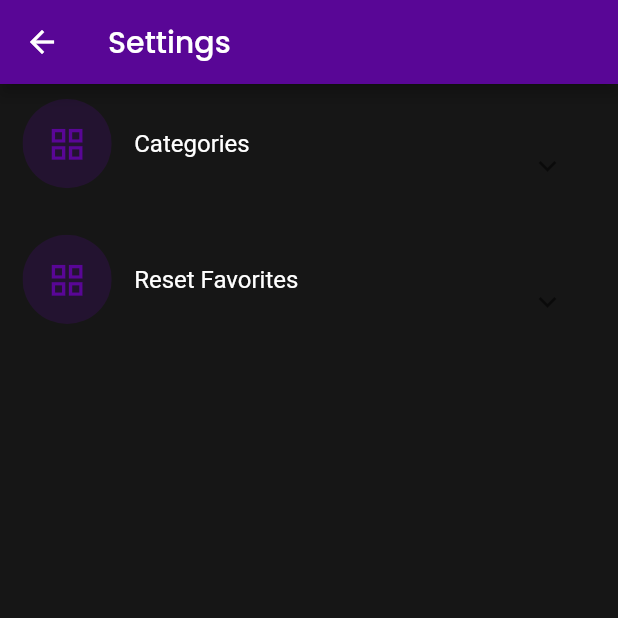
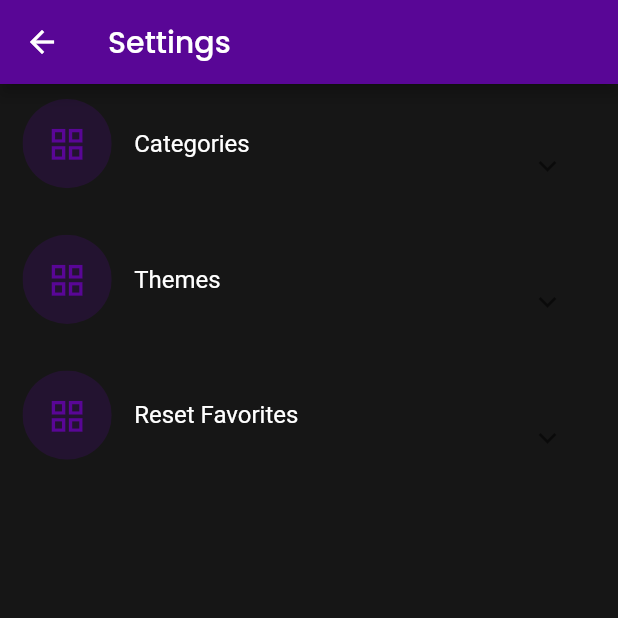
Before and after one commit to anasfik/public-apis-mobile-client, a Flutter app: the screen it shows after launch, after a tap on the "settings" icon, on a phone screen of 412 x 824 dp, the top half of it. Run offline on Flutter 3.47's test engine with Material 2 defaults, Android fonts, the light colour scheme and no system bars; our stand-ins replace auto_size_text, get, google_fonts, hive, hive_flutter; accounts and stored records are empty; network calls fail.

Commit message:
[ Add, Edit, Refactor ] added the change color theme of the app based on color with save it locally, editted the theme value by retrun function for the non repeat, refactored, commented some code for organisation

```diff
--- a/lib/app/modules/home/bindings/settings_binding.dart
+++ b/lib/app/modules/home/bindings/settings_binding.dart
@@ -2,7 +2,8 @@ import 'package:get/get.dart';
 
 import '../controllers/settings_controllers/settings_controller.dart';
 import '../controllers/settings_controllers/sub_settings/category_box__setting_controller.dart';
-import '../controllers/settings_controllers/sub_settings/reset_favorites_setting.dart';
+import '../controllers/settings_controllers/sub_settings/reset_favorites_setting_controller.dart';
+import '../controllers/settings_controllers/sub_settings/themes_buttons_setting_controller.dart';
 
 class SettingsBinding implements Bindings {
   @override
@@ -10,9 +11,16 @@ class SettingsBinding implements Bindings {
     Get.put<SettingsController>(
       SettingsController(),
     );
-    Get.lazyPut<ToggleCategoriesController>(() => ToggleCategoriesController());
-    Get.lazyPut<ResetFavoritesController>(() => ResetFavoritesController(
-          context: Get.overlayContext,
-        ));
+    Get.lazyPut<ToggleCategoriesController>(
+      () => ToggleCategoriesController(),
+    );
+    Get.lazyPut<ResetFavoritesController>(
+      () => ResetFavoritesController(
+        context: Get.overlayContext,
+      ),
+    );
+    Get.lazyPut<ThemesButtonsSettingController>(
+      () => ThemesButtonsSettingController(),
+    );
   }
 }
--- a/lib/app/modules/home/controllers/settings_controllers/settings_controller.dart
+++ b/lib/app/modules/home/controllers/settings_controllers/settings_controller.dart
@@ -1,11 +1,11 @@
 import 'package:flutter/material.dart';
 import 'package:get/get.dart';
 import 'package:public_apis_desktop_client/app/data/models/setting_option_model.dart';
-import 'package:public_apis_desktop_client/app/modules/home/views/widgets/nil.dart';
 
 import '../../../../utils/text_helper_methods.dart';
+import '../../views/settings_view/widgets/settings_widgets/themes_buttons_view.dart';
 import '../../views/settings_view/widgets/settings_widgets/toggle_categories_view.dart';
-import 'sub_settings/reset_favorites_setting.dart';
+import 'sub_settings/reset_favorites_setting_controller.dart';
 
 class SettingsController extends GetxController {
   SettingsController() {
@@ -15,6 +15,13 @@ class SettingsController extends GetxController {
         icon: Icons.grid_view,
         optionFunction: () {},
         settingsWidget: ToggleCategoriesView(),
+      ),
+      SettingOptionModel(
+        title: TextHelperMethods.firstLettersToCapital("Themes"),
+        icon: Icons.grid_view,
+        optionFunction: () {
+        },
+        settingsWidget: ThemesButtons(),
       ),
       SettingOptionModel(
         title: TextHelperMethods.firstLettersToCapital("reset favorites"),
--- /dev/null
+++ b/lib/app/modules/home/controllers/settings_controllers/sub_settings/themes_buttons_setting_controller.dart
@@ -0,0 +1,55 @@
+import 'package:flutter/material.dart';
+import 'package:flutter/painting.dart';
+import 'package:get/get.dart';
+import 'package:hive/hive.dart';
+
+import '../../../../../utils/colors/colors.dart';
+import '../../../../../utils/themes.dart';
+
+class ThemesButtonsSettingController extends GetxController {
+  // locals box
+  Box localsBox = Hive.box("locals");
+
+  // the list of bool
+  late List<bool> themesViewBool;
+  late List<Color> colors;
+  @override
+  void onInit() {
+    // init the categoriesViewBool list
+    themesViewBool = localsBox.get("themesViewBool") ??
+        [
+          true,
+          false,
+          false,
+          false,
+        ];
+    colors = [
+      AppColors.purple,
+      AppColors.brown,
+      AppColors.green,
+      AppColors.orange,
+    ];
+    super.onInit();
+  }
+
+  // change theme method
+  void chooseTheme({
+    required Color color,
+    required int index,
+  }) {
+    // fill bool list with false
+    themesViewBool.fillRange(0, themesViewBool.length, false);
+
+    // change the true value
+    themesViewBool[index] = true;
+
+    // and the main change theme
+    Get.changeTheme(AppThemes.themeDataBasedOnColor(color));
+
+    // then save the bool list
+    localsBox.put("themesViewBool", themesViewBool);
+
+    // and save that color
+    localsBox.put("lastSavedThemeColorValue", color.value);
+  }
+}
--- a/lib/app/modules/home/views/categories_view/home_categories_view.dart
+++ b/lib/app/modules/home/views/categories_view/home_categories_view.dart
@@ -18,6 +18,11 @@ class HomeCategoriesPage extends GetView<HomeController> {
         if (focusNode.hasListeners && focusNode.hasPrimaryFocus) {
           focusNode.dispose();
         }
+      },
+      child: GestureDetector(
+        onTap: () {
+          Color color = Color(0xff1181810);
+
         },
         child: Scaffold(
           body: CustomScrollView(
@@ -51,6 +56,7 @@ class HomeCategoriesPage extends GetView<HomeController> {
             ],
           ),
         ),
+      ),
     );
   }
 }
--- a/lib/app/modules/home/views/categories_view/widgets/bookmark_page_icon.dart
+++ b/lib/app/modules/home/views/categories_view/widgets/bookmark_page_icon.dart
@@ -26,18 +26,17 @@ class BookmarkPageIcon extends GetView<HomeController> {
           child: Stack(
             alignment: Alignment.center,
             children: [
-              Obx(
-                () => Positioned(
-                  child: Container(
-                    width: 15,
-                    height: 15,
-                    decoration: BoxDecoration(
-                      color: controller.badgeBackgroundColor.value,
-                      borderRadius: BorderRadius.circular(50),
-                    ),
+              Positioned(
+                  child: Obx(
+                () => Container(
+                  width: 15,
+                  height: 15,
+                  decoration: BoxDecoration(
+                    color: controller.badgeBackgroundColor.value,
+                    borderRadius: BorderRadius.circular(50),
                   ),
                 ),
-              ),
+              )),
               Center(
                 child: Text(
                   Hive.box("favorites").values.toList().length.toString(),
--- a/lib/app/modules/home/views/categories_view/widgets/sliver_app_bar.dart
+++ b/lib/app/modules/home/views/categories_view/widgets/sliver_app_bar.dart
@@ -2,11 +2,9 @@ import 'package:flutter/material.dart';
 import 'package:get/get.dart';
 import 'package:public_apis_desktop_client/app/modules/home/views/categories_view/widgets/settings_page_icon.dart';
 
-import '../../../../../utils/colors/colors.dart';
 import '../../../../../utils/text_helper_methods.dart';
 import '../../../controllers/home_controller.dart';
 import 'bookmark_page_icon.dart';
-import "dart:convert";
 
 class CustomSliverAppBar extends GetView<HomeController> {
   const CustomSliverAppBar({
@@ -17,7 +15,7 @@ class CustomSliverAppBar extends GetView<HomeController> {
   Widget build(BuildContext context) {
     return SliverAppBar(
       pinned: true,
-      backgroundColor: AppColors.purple,
+      backgroundColor: Theme.of(context).primaryColor,
       automaticallyImplyLeading: true,
       expandedHeight: controller.expandedHeight.toDouble(),
       actions: const <Widget>[
--- /dev/null
+++ b/lib/app/modules/home/views/settings_view/widgets/settings_widgets/themes_buttons_view.dart
@@ -0,0 +1,70 @@
+import 'package:flutter/material.dart';
+import 'package:get/get.dart';
+import 'package:public_apis_desktop_client/app/modules/home/controllers/settings_controllers/sub_settings/themes_buttons_setting_controller.dart';
+
+import '../../../../../../utils/colors/colors.dart';
+
+class ThemesButtons extends GetView<ThemesButtonsSettingController> {
+  const ThemesButtons({
+    Key? key,
+  }) : super(key: key);
+
+
+  @override
+  Widget build(BuildContext context) {
+    // notice when icons, bool list have different length
+    assert(controller.colors.length == controller.themesViewBool.length,
+        "the defined boolean list length should match the colors list length");
+
+    // one element should be true
+    assert(controller.themesViewBool.any((element) => element == true) == true,
+        "it should be at least one true value in the boolean list");
+    return GetBuilder<ThemesButtonsSettingController>(
+      builder: ((controller) => Container(
+            clipBehavior: Clip.hardEdge,
+            decoration: BoxDecoration(
+              borderRadius: BorderRadius.circular(10),
+            ),
+            width: MediaQuery.of(context).size.width * 0.6,
+            child: Row(
+              children: <Widget>[
+                ...List.generate(
+                  controller.colors.length,
+                  (index) => Expanded(
+                    child: GestureDetector(
+                      onTap: () {
+                        controller.chooseTheme(
+                          color: controller.colors[index],
+                          index: index,
+                        );
+                      },
+                      child: AnimatedContainer(
+                        duration: const Duration(milliseconds: 100),
+                        curve: Curves.easeInOutQuad,
+                        color: Theme.of(context).primaryColor.withOpacity(
+                              controller.themesViewBool[index] ? 1 : 0.5,
+                            ),
+                        child: Center(
+                          child: Padding(
+                            padding: const EdgeInsets.symmetric(vertical: 10),
+                            child: Center(
+                              child: ClipOval(
+                                child: Container(
+                                  width: 20,
+                                  height: 20,
+                                  color: controller.colors[index],
+                                ),
+                              ),
+                            ),
+                          ),
+                        ),
+                      ),
+                    ),
+                  ),
+                ),
+              ],
+            ),
+          )),
+    );
+  }
+}
--- a/lib/app/utils/colors/colors.dart
+++ b/lib/app/utils/colors/colors.dart
@@ -2,4 +2,7 @@ import 'Colors_helper.dart';
 
 class AppColors {
   static final purple = hex("#590696");
+  static final green = hex("#007d00");
+  static final orange = hex("#7d0000");
+  static final brown = hex("#7d3200");
 }
--- a/lib/app/utils/themes.dart
+++ b/lib/app/utils/themes.dart
@@ -1,13 +1,29 @@
 import 'package:flutter/material.dart';
 import 'package:google_fonts/google_fonts.dart';
+import 'package:hive/hive.dart';
 
 import 'colors/Colors_helper.dart';
 import 'colors/colors.dart';
 
 class AppThemes {
-  static ThemeData? lightTheme = ThemeData.light().copyWith(
+  // Get the locals box
+  static Box localsBox = Hive.box("locals");
+
+  // Get the lastSaved Color to theme the app with it, if it's null, then use the default color which is the purple
+  static int lastSavedThemeColorValue =
+      localsBox.get("lastSavedThemeColorValue") ?? AppColors.purple.value;
+  static Color lastSavedThemeColor = Color(lastSavedThemeColorValue);
+
+  // Set it
+  static ThemeData lightTheme = themeDataBasedOnColor(
+    lastSavedThemeColor,
+  );
+
+  // themeData method
+  static ThemeData themeDataBasedOnColor(Color color) {
+    ThemeData theme = ThemeData.light().copyWith(
       scaffoldBackgroundColor: hex("#161616"),
-    primaryColor: AppColors.purple,
+      primaryColor: color,
       textTheme: GoogleFonts.poppinsTextTheme().copyWith(
         headline2: TextStyle(
           color: hex("#161616"),
@@ -28,10 +44,11 @@ class AppThemes {
         ),
       ),
       colorScheme: ColorScheme.light(
-      primary: AppColors.purple,
-      secondary: AppColors.purple,
+        primary: color,
+        secondary: color,
       ),
+    );
 
-
-  );
+    return theme;
   }
+}
--- a/lib/main.dart
+++ b/lib/main.dart
@@ -1,8 +1,10 @@
+import 'package:flutter/foundation.dart';
 import 'package:flutter/material.dart';
 
 import 'package:get/get.dart';
 import 'package:hive_flutter/hive_flutter.dart';
 import 'package:public_apis_desktop_client/app/data/models/favoriteApi.dart';
+import 'package:public_apis_desktop_client/app/modules/home/controllers/settings_controllers/sub_settings/themes_buttons_setting_controller.dart';
 import 'package:public_apis_desktop_client/app/utils/themes.dart';
 
 import 'app/routes/app_pages.dart';
@@ -17,12 +19,22 @@ Future<void> main() async {
   Box favoritesBox = await Hive.openBox("favorites");
 
   // locals box
-  await Hive.openBox("locals");
-  await favoritesBox.clear();
+  Box localsBox = await Hive.openBox("locals");
+
+  if (kDebugMode) {
+    await favoritesBox.clear();
+    // await localsBox.clear();
+  }
 
   runApp(
     GetMaterialApp(
-      useInheritedMediaQuery: true,
+      initialBinding: BindingsBuilder(
+        () {
+          Get.put(
+            ThemesButtonsSettingController(),
+          );
+        },
+      ),
       debugShowCheckedModeBanner: false,
       title: "Application",
       initialRoute: AppPages.homeCategoriesView,
```
Also changed, not shown: lib/app/modules/home/controllers/settings_controllers/sub_settings/reset_favorites_setting_controller.dart (renamed from lib/app/modules/home/controllers/settings_controllers/sub_settings/reset_favorites_setting.dart). Lines whose indentation alone changed are shown as unchanged.
